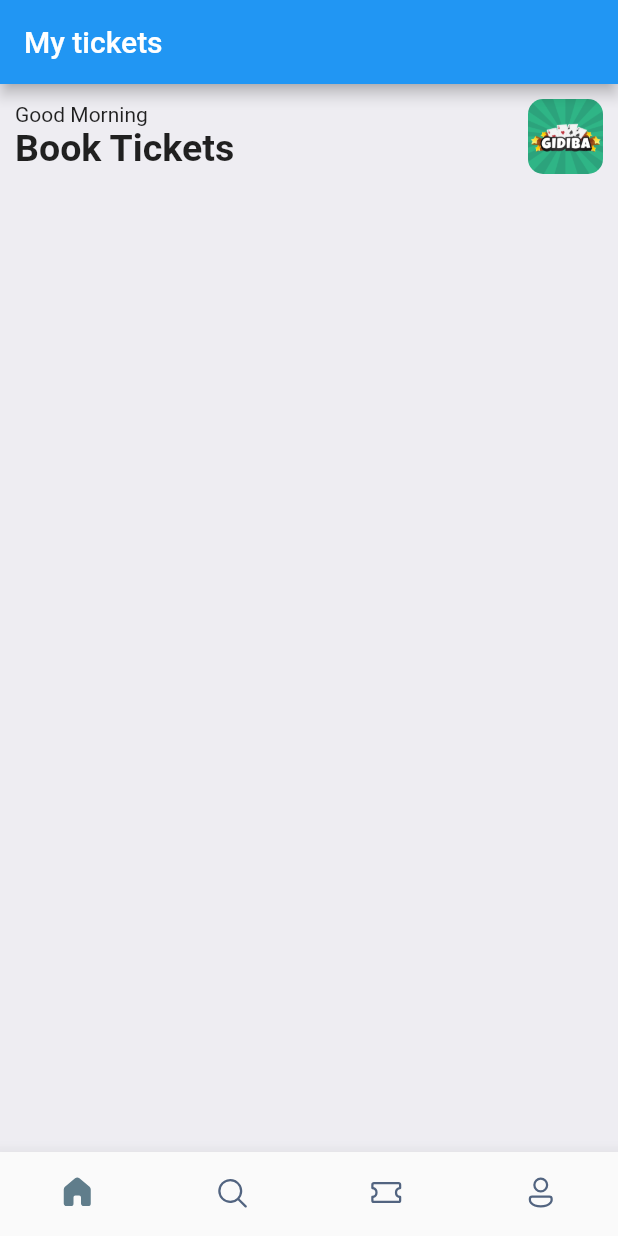
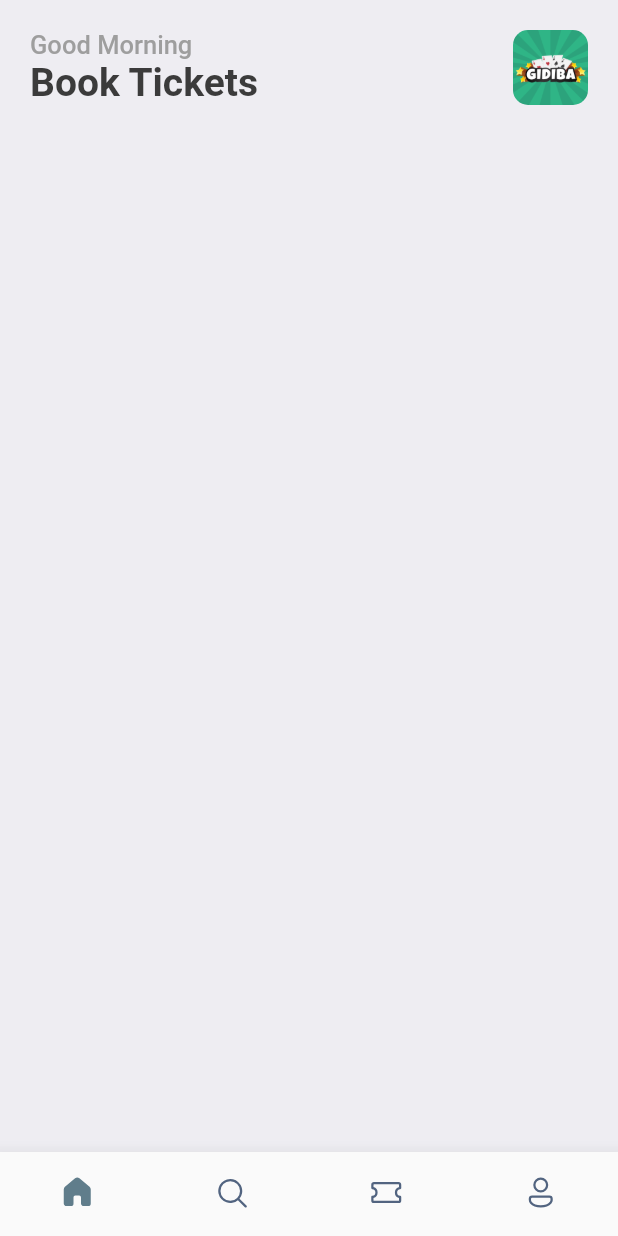
Before and after one commit to tuhoangwkm/book-tickets, a Flutter app: the screen it shows after launch, on a phone screen of 412 x 824 dp. Run offline on Flutter 3.47's test engine with Material 2 defaults, Android fonts, the phone set to English and light mode, and no system bars; our stand-ins replace fluentui_icons.

Commit message:
conf: add config app styles

```diff
--- a/lib/main.dart
+++ b/lib/main.dart
@@ -1,4 +1,5 @@
 import 'package:book_tickets/screens/bottom_bar.dart';
+import 'package:book_tickets/utils/app_style.dart';
 import 'package:flutter/material.dart';
 
 void main() {
@@ -15,7 +16,7 @@ class MyApp extends StatelessWidget {
       debugShowCheckedModeBanner: false,
       title: 'Flutter Demo',
       theme: ThemeData(
-        primarySwatch: Colors.blue,
+        primaryColor: primary,
       ),
       home: const BottomBar(),
     );
--- a/lib/screens/bottom_bar.dart
+++ b/lib/screens/bottom_bar.dart
@@ -27,9 +27,6 @@ class _BottomBarState extends State<BottomBar> {
   @override
   Widget build(BuildContext context) {
     return Scaffold(
-      appBar: AppBar(
-        title: const Text("My tickets"),
-      ),
       body: Center(
         child: _widgetOptions[_selectedIndex],
       ),
--- a/lib/screens/home_screen.dart
+++ b/lib/screens/home_screen.dart
@@ -1,3 +1,4 @@
+import 'package:book_tickets/utils/app_style.dart';
 import 'package:flutter/material.dart';
 
 class HomeScreen extends StatelessWidget {
@@ -6,11 +7,11 @@ class HomeScreen extends StatelessWidget {
   @override
   Widget build(BuildContext context) {
     return Scaffold(
-      backgroundColor: Color(0xFFeeedf2),
+      backgroundColor: Styles.bgColor,
       body: ListView(
         children: [
           Container(
-            padding: EdgeInsets.symmetric(horizontal: 10, vertical: 10),
+            padding: const EdgeInsets.symmetric(horizontal: 20, vertical: 20),
             child: Column(
               children: [
                 Row(
@@ -19,13 +20,13 @@ class HomeScreen extends StatelessWidget {
                     Column(
                       crossAxisAlignment: CrossAxisAlignment.start,
                       children: [
-                        Text("Good Morning"),
+                        Text(
+                          "Good Morning",
+                          style: Styles.headLineStyle3,
+                        ),
                         Text(
                           "Book Tickets",
-                          style: TextStyle(
-                            fontSize: 25,
-                            fontWeight: FontWeight.bold,
-                          ),
+                          style: Styles.headLineStyle,
                         ),
                       ],
                     ),
@@ -34,7 +35,7 @@ class HomeScreen extends StatelessWidget {
                       width: 50,
                       decoration: BoxDecoration(
                         borderRadius: BorderRadius.circular(10),
-                        image: DecorationImage(
+                        image: const DecorationImage(
                           fit: BoxFit.cover,
                           image: AssetImage("assets/images/img_1.png"),
                         ),
--- /dev/null
+++ b/lib/utils/app_style.dart
@@ -0,0 +1,35 @@
+import 'package:flutter/material.dart';
+
+Color primary = const Color(0xFF687daf);
+
+class Styles {
+  static Color primaryColor = primary;
+  static Color textColor = const Color(0xFF3b3b3b);
+  static Color bgColor = const Color(0xFFeeedf2);
+  static Color orangeColor = const Color(0xFF526799);
+  static TextStyle textStyle = TextStyle(
+    fontSize: 16,
+    color: textColor,
+    fontWeight: FontWeight.w500,
+  );
+  static TextStyle headLineStyle = TextStyle(
+    fontSize: 26,
+    color: textColor,
+    fontWeight: FontWeight.bold,
+  );
+  static TextStyle headLineStyle2 = TextStyle(
+    fontSize: 21,
+    color: textColor,
+    fontWeight: FontWeight.bold,
+  );
+  static TextStyle headLineStyle3 = TextStyle(
+    fontSize: 17,
+    color: Colors.grey.shade500,
+    fontWeight: FontWeight.w500,
+  );
+  static TextStyle headLineStyle4 = TextStyle(
+    fontSize: 14,
+    color: Colors.grey.shade500,
+    fontWeight: FontWeight.w500,
+  );
+}
```
